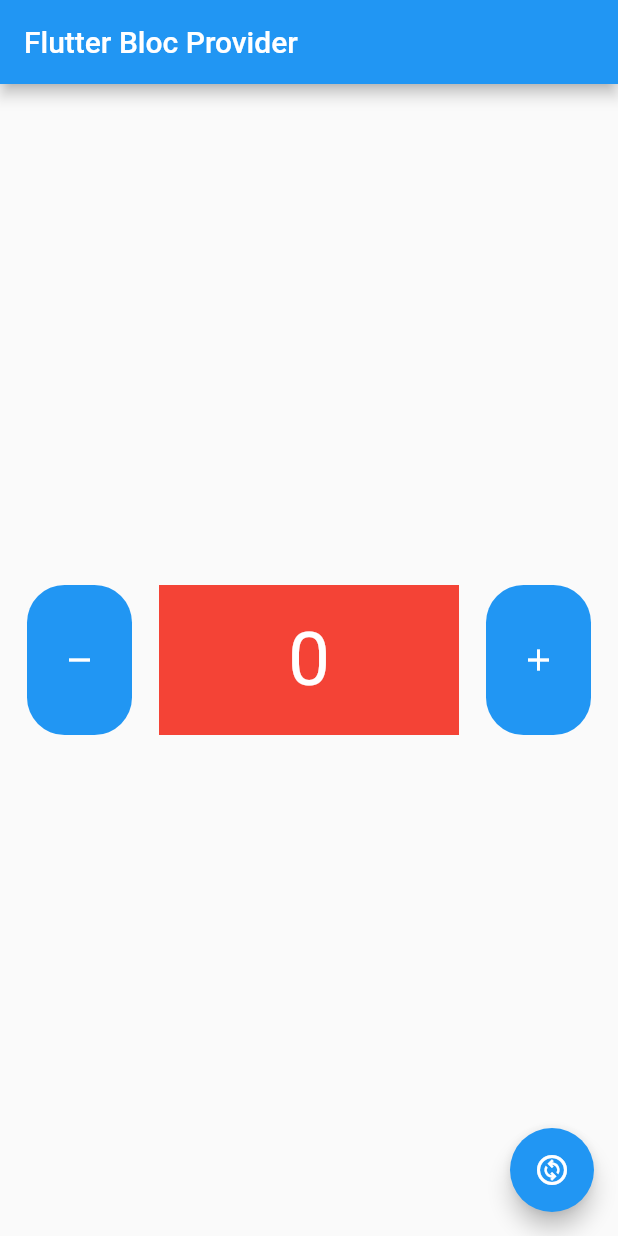
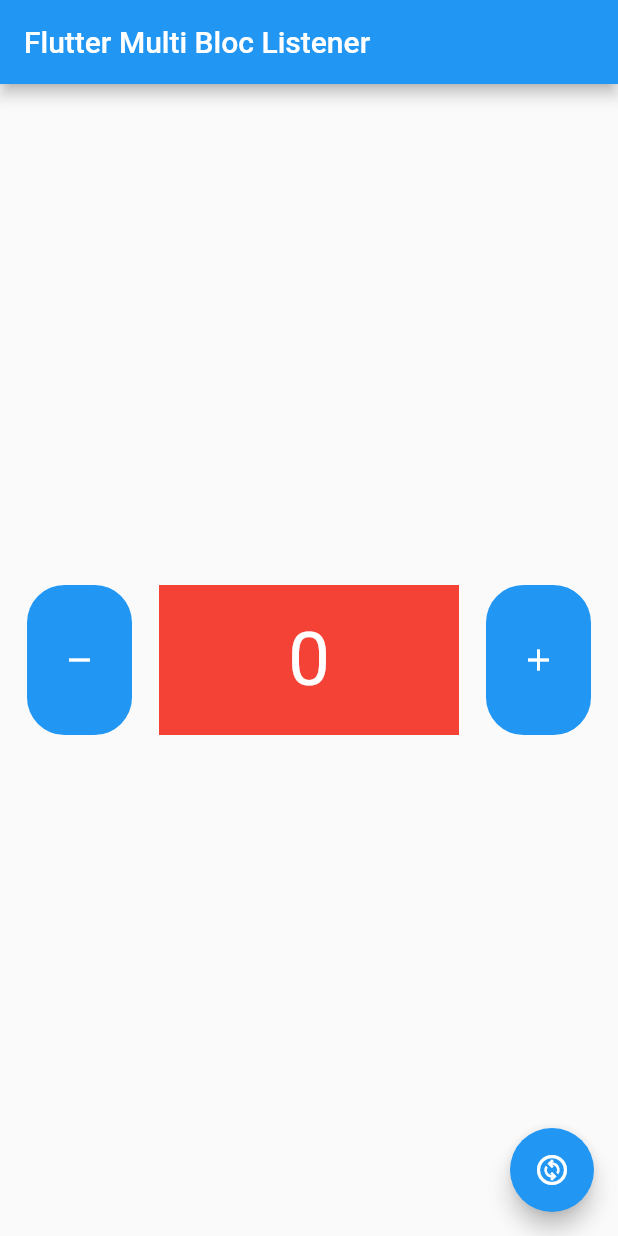
Before and after one commit to juragancode/latihan_bloc, a Flutter app: the screen it shows after launch, after a tap on the "remove" icon, after a tap on the "add" icon, on a phone screen of 412 x 824 dp. Run offline on Flutter 3.47's test engine with Material 2 defaults, Android fonts, the phone set to English and light mode, and no system bars; our stand-ins replace bloc, flutter_bloc.

Commit message:
Multi Block Listener

```diff
--- a/lib/pages/center_widget.dart
+++ b/lib/pages/center_widget.dart
@@ -1,6 +1,7 @@
 import 'package:flutter/material.dart';
 import 'package:flutter_bloc/flutter_bloc.dart';
 import 'package:latihan_bloc/bloc/counter.dart';
+import 'package:latihan_bloc/bloc/theme.dart';
 
 class CenterWidget extends StatelessWidget {
   const CenterWidget({
@@ -13,11 +14,32 @@ class CenterWidget extends StatelessWidget {
     Counter myCounter = context.read<Counter>();
 
     return Center(
-      child: BlocListener<Counter, int>(
+      child: MultiBlocListener(
+        listeners: [
+          //theme listener
+          BlocListener<ThemeBloc, bool>(
             listener: (context, state) {
               ScaffoldMessenger.of(context).showSnackBar(
                 SnackBar(
-              content: Text("kelipatan 5"),
+                  content: Text("Dark theme active"),
+                  duration: Duration(milliseconds: 500),
+                ),
+              );
+            },
+            listenWhen: (previous, current) {
+              if (current == false) {
+                return true;
+              } else {
+                return false;
+              }
+            },
+          ),
+          //theme counter
+          BlocListener<Counter, int>(
+            listener: (context, state) {
+              ScaffoldMessenger.of(context).showSnackBar(
+                SnackBar(
+                  content: Text("Dark theme active"),
                   duration: Duration(milliseconds: 500),
                 ),
               );
@@ -29,6 +51,8 @@ class CenterWidget extends StatelessWidget {
                 return false;
               }
             },
+          ),
+        ],
         child: BlocBuilder(
           bloc: myCounter,
           builder: (context, state) {
@@ -42,5 +66,49 @@ class CenterWidget extends StatelessWidget {
         ),
       ),
     );
+
+    // child: BlocListener<ThemeBloc, bool>(
+    //   listener: (context, state) {
+    //     ScaffoldMessenger.of(context).showSnackBar(
+    //       SnackBar(
+    //         content: Text("Dark theme active"),
+    //         duration: Duration(milliseconds: 500),
+    //       ),
+    //     );
+    //   },
+    //   listenWhen: (previous, current) {
+    //     if (current == false) {
+    //       return true;
+    //     } else {
+    //       return false;
+    //     }
+    //   },
+    //   child: BlocListener<Counter, int>(
+    //     listener: (context, state) {
+    //       ScaffoldMessenger.of(context).showSnackBar(
+    //         SnackBar(
+    //           content: Text("kelipatan 5"),
+    //           duration: Duration(milliseconds: 500),
+    //         ),
+    //       );
+    //     },
+    //     listenWhen: (previous, current) {
+    //       if (current % 5 == 0) {
+    //         return true;
+    //       } else {
+    //         return false;
+    //       }
+    //     },
+    // child: BlocBuilder(
+    //   bloc: myCounter,
+    //   builder: (context, state) {
+    //     return Center(
+    //       child: Text(
+    //         "$state",
+    //         style: TextStyle(fontSize: 50, color: Colors.white),
+    //       ),
+    //     );
+    //   },
+    // ),
   }
 }
--- a/lib/pages/home.dart
+++ b/lib/pages/home.dart
@@ -13,7 +13,7 @@ class HomePage extends StatelessWidget {
     ThemeBloc myTheme = context.read<ThemeBloc>();
     return Scaffold(
       appBar: AppBar(
-        title: Text("Flutter Bloc Provider"),
+        title: Text("Flutter Multi Bloc Listener"),
       ),
       floatingActionButton: FloatingActionButton(
         onPressed: () {
```
Lines whose indentation alone changed are shown as unchanged.
